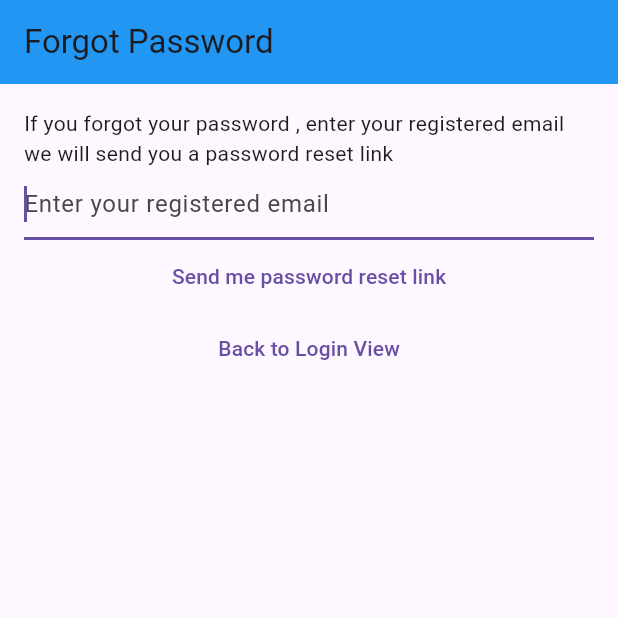
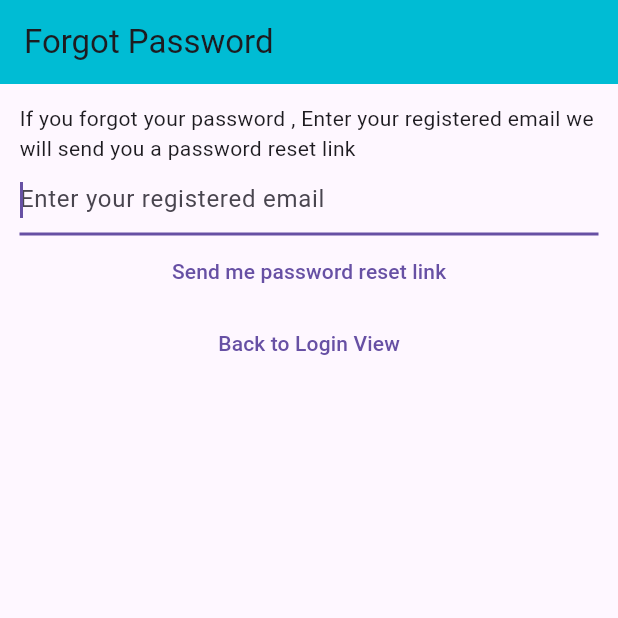
Before and after one commit to Pandiselvam07/NotesApp, a Flutter app: the screen it shows after launch, after a tap on "I forgot my password", on a phone screen of 412 x 824 dp, the top half of it. Run offline on Flutter 3.47's test engine with Material 3 defaults, Android fonts, the phone set to English and light mode, and no system bars; our stand-ins replace bloc, cloud_firestore, equatable, firebase_auth, firebase_core, flutter_bloc and 1 more; accounts and stored records are empty; network calls fail.

Commit message:
step -26

```diff
--- a/lib/views/ForgotPassword_View.dart
+++ b/lib/views/ForgotPassword_View.dart
@@ -39,21 +39,21 @@ class _ForgotpasswordViewState extends State<ForgotpasswordView> {
           }
           if (state.exception != null) {
             await showErrorDialog(context,
-                "We could not process your request , make sure you are a registered user ");
+                "We could not process your request , make sure you have entered valid email ");
           }
         }
       },
       child: Scaffold(
         appBar: AppBar(
           title: const Text("Forgot Password"),
-          backgroundColor: Colors.blue,
+          backgroundColor: Colors.cyan,
         ),
         body: Padding(
-          padding: const EdgeInsets.all(16.0),
+          padding: const EdgeInsets.all(13.0),
           child: Column(
             children: [
               const Text(
-                "If you forgot your password , enter your registered email we will send you a password reset link",
+                "If you forgot your password , Enter your registered email we will send you a password reset link",
               ),
               TextField(
                 keyboardType: TextInputType.emailAddress,
--- a/lib/views/Login_view.dart
+++ b/lib/views/Login_view.dart
@@ -50,10 +50,10 @@ class _LoginViewState extends State<LoginView> {
       child: Scaffold(
         appBar: AppBar(
           title: const Text("Login"),
-          backgroundColor: Colors.blue,
+          backgroundColor: Colors.cyan,
         ),
         body: Padding(
-          padding: const EdgeInsets.all(16.0),
+          padding: const EdgeInsets.all(13.0),
           child: Column(
             children: [
               TextField(
--- a/lib/views/Register_view.dart
+++ b/lib/views/Register_view.dart
@@ -54,10 +54,10 @@ class _RegisterViewState extends State<RegisterView> {
       child: Scaffold(
         appBar: AppBar(
           title: const Text("Register"),
-          backgroundColor: Colors.blue,
+          backgroundColor: Colors.cyan,
         ),
         body: Padding(
-          padding: const EdgeInsets.all(16.0),
+          padding: const EdgeInsets.all(13.0),
           child: Column(
             children: [
               TextField(
--- a/lib/views/VerifyEmail_view.dart
+++ b/lib/views/VerifyEmail_view.dart
@@ -20,10 +20,10 @@ class _VerifyEmailViewState extends State<VerifyEmailView> {
         title: const Text(
           "Verify Email",
         ),
-        backgroundColor: Colors.blue,
+        backgroundColor: Colors.cyan,
       ),
       body: Padding(
-        padding: const EdgeInsets.all(16.0),
+        padding: const EdgeInsets.all(13.0),
         child: Column(
           children: [
             const Text(
--- a/lib/views/notes/Notes_view.dart
+++ b/lib/views/notes/Notes_view.dart
@@ -32,7 +32,7 @@ class _NotesViewState extends State<NotesView> {
     return Scaffold(
       appBar: AppBar(
         title: const Text("Your notes"),
-        backgroundColor: Colors.blue,
+        backgroundColor: Colors.cyan,
         actions: [
           IconButton(
             onPressed: () {
--- a/pubspec.yaml
+++ b/pubspec.yaml
@@ -45,6 +45,7 @@ dependencies:
   bloc: ^8.1.4
   flutter_bloc: ^8.1.6
   equatable: ^2.0.5
+  flutter_launcher_icons: ^0.13.1
 
 dev_dependencies:
   flutter_test:
```
Also changed, not shown: flutter_launcher_icons.yaml (added, +21 -0 lines), assets/icon/icon.png (added), pubspec.lock, 29 other files.
